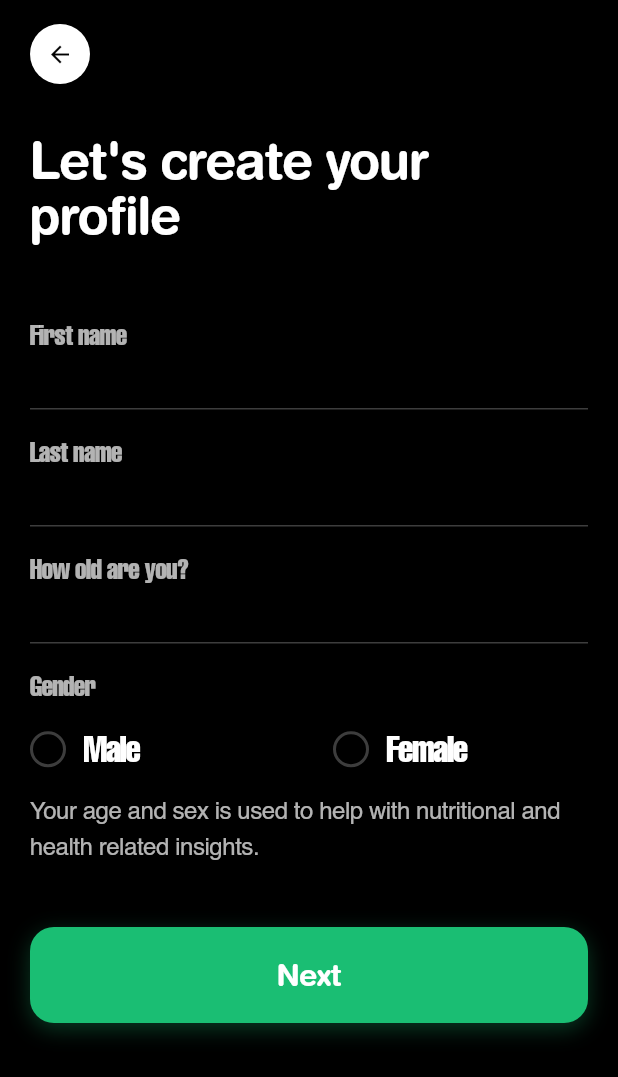
After one commit to zxcfer/smart-meal, a Flutter app: the ProfileSetupPage screen opened by its route, on a phone screen of 412 x 824 dp. The commit adds this screen. Shown: the top 1077 px of the screen. Run offline on Flutter 3.47's test engine with Material 3 defaults, Android fonts, the light colour scheme and no system bars; our stand-ins replace auto_route, dio, equatable, flutter_bloc, flutter_svg, get_it and 2 more.

Commit message:
feat: profile setup page added

```diff
--- a/lib/core/router/app_router.dart
+++ b/lib/core/router/app_router.dart
@@ -3,6 +3,7 @@ import 'package:flutter/material.dart';
 import 'package:smart_meal/features/auth/presentation/pages/login_page.dart';
 import 'package:smart_meal/features/auth/presentation/pages/onboarding_page.dart';
 import 'package:smart_meal/features/auth/presentation/pages/profile_setup_complete_page.dart';
+import 'package:smart_meal/features/auth/presentation/pages/profile_setup_page.dart';
 import 'package:smart_meal/features/home/presentation/pages/home_page.dart';
 import 'package:smart_meal/features/profile/presentation/pages/profile_page.dart';
 
@@ -38,6 +39,11 @@ class AppRouter extends _$AppRouter {
           transitionsBuilder: TransitionsBuilders.slideRight,
           durationInMilliseconds: 400,
         ),
+        CustomRoute(
+          page: ProfileSetupRoute.page,
+          transitionsBuilder: TransitionsBuilders.slideRight,
+          durationInMilliseconds: 400,
+        ),
       ];
 
   @override
--- a/lib/features/auth/presentation/pages/profile_setup_complete_page.dart
+++ b/lib/features/auth/presentation/pages/profile_setup_complete_page.dart
@@ -1,5 +1,6 @@
 import 'package:auto_route/auto_route.dart';
 import 'package:flutter/material.dart';
+import 'package:smart_meal/core/router/app_router.dart';
 import 'package:smart_meal/core/theme/app_colors.dart';
 
 @RoutePage()
@@ -161,7 +162,9 @@ class ProfileSetupCompletePage extends StatelessWidget {
                       ],
                     ),
                     child: TextButton(
-                      onPressed: () {},
+                      onPressed: () {
+                        context.router.push(const ProfileSetupRoute());
+                      },
                       style: TextButton.styleFrom(
                         foregroundColor: Colors.white,
                         shape: RoundedRectangleBorder(
--- /dev/null
+++ b/lib/features/auth/presentation/pages/profile_setup_page.dart
@@ -0,0 +1,337 @@
+import 'package:auto_route/auto_route.dart';
+import 'package:flutter/material.dart';
+import 'package:smart_meal/core/theme/app_colors.dart';
+
+@RoutePage()
+class ProfileSetupPage extends StatefulWidget {
+  const ProfileSetupPage({super.key});
+
+  @override
+  State<ProfileSetupPage> createState() => _ProfileSetupPageState();
+}
+
+class _ProfileSetupPageState extends State<ProfileSetupPage> {
+  final _firstNameController = TextEditingController();
+  final _lastNameController = TextEditingController();
+  final _ageController = TextEditingController();
+  String? _selectedGender;
+
+  static const _textStyles = _TextStyles();
+
+  @override
+  void dispose() {
+    _firstNameController.dispose();
+    _lastNameController.dispose();
+    _ageController.dispose();
+    super.dispose();
+  }
+
+  @override
+  Widget build(BuildContext context) {
+    return Scaffold(
+      backgroundColor: Colors.black,
+      body: SafeArea(
+        child: SingleChildScrollView(
+          child: Padding(
+            padding: const EdgeInsets.symmetric(horizontal: 20.0),
+            child: Column(
+              crossAxisAlignment: CrossAxisAlignment.start,
+              children: [
+                const _BackButton(),
+                const SizedBox(height: 32),
+                Text(
+                  "Let's create your profile",
+                  style: _textStyles.headline,
+                ),
+                const SizedBox(height: 48),
+                _FormField(
+                  label: 'First name',
+                  controller: _firstNameController,
+                ),
+                const SizedBox(height: 15),
+                _FormField(
+                  label: 'Last name',
+                  controller: _lastNameController,
+                ),
+                const SizedBox(height: 15),
+                _FormField(
+                  label: 'How old are you?',
+                  controller: _ageController,
+                  keyboardType: TextInputType.number,
+                ),
+                const SizedBox(height: 15),
+                Text('Gender', style: _textStyles.label),
+                const SizedBox(height: 15),
+                _GenderSelector(
+                  selectedGender: _selectedGender,
+                  onGenderChanged: (gender) =>
+                      setState(() => _selectedGender = gender),
+                ),
+                const SizedBox(height: 16),
+                Text(
+                  'Your age and sex is used to help with nutritional and health related insights.',
+                  style: _textStyles.helper,
+                ),
+                const SizedBox(height: 40),
+                _NextButton(onPressed: _handleNext),
+                const SizedBox(height: 16),
+              ],
+            ),
+          ),
+        ),
+      ),
+    );
+  }
+
+  void _handleNext() {
+    // TODO: Implement next action
+  }
+}
+
+class _TextStyles {
+  const _TextStyles();
+
+  final headline = const TextStyle(
+    color: Colors.white,
+    fontSize: 34,
+    fontWeight: FontWeight.w600,
+    height: 1.1,
+    letterSpacing: -1,
+  );
+
+  final label = const TextStyle(
+    color: Colors.white70,
+    fontSize: 18,
+    fontWeight: FontWeight.w500,
+    letterSpacing: -0.5,
+  );
+
+  final input = const TextStyle(
+    color: Colors.white,
+    fontSize: 24,
+    fontWeight: FontWeight.w500,
+    height: 1.2,
+    letterSpacing: -1,
+  );
+
+  final helper = const TextStyle(
+    color: Colors.white70,
+    fontSize: 16,
+    height: 1.5,
+    letterSpacing: -0.3,
+  );
+
+  final button = const TextStyle(
+    color: Colors.white,
+    fontSize: 20,
+    fontWeight: FontWeight.w600,
+    letterSpacing: -0.5,
+  );
+}
+
+class _Spacing {
+  const _Spacing();
+
+  final radioSize = 24.0;
+  final radioInnerSize = 14.0;
+  final buttonHeight = 64.0;
+  final borderRadius = 16.0;
+}
+
+class _BackButton extends StatelessWidget {
+  const _BackButton();
+
+  @override
+  Widget build(BuildContext context) {
+    return Padding(
+      padding: const EdgeInsets.only(top: 16),
+      child: Align(
+        alignment: Alignment.centerLeft,
+        child: Container(
+          width: 40,
+          height: 40,
+          decoration: BoxDecoration(
+            color: Colors.white,
+            shape: BoxShape.circle,
+            boxShadow: [
+              BoxShadow(
+                color: Colors.black.withOpacity(0.1),
+                blurRadius: 8,
+                offset: const Offset(0, 2),
+              ),
+            ],
+          ),
+          child: IconButton(
+            icon: const Icon(Icons.arrow_back, color: Colors.black, size: 18),
+            onPressed: () => context.router.pop(),
+          ),
+        ),
+      ),
+    );
+  }
+}
+
+class _FormField extends StatelessWidget {
+  const _FormField({
+    required this.label,
+    required this.controller,
+    this.keyboardType,
+  });
+
+  final String label;
+  final TextEditingController controller;
+  final TextInputType? keyboardType;
+
+  @override
+  Widget build(BuildContext context) {
+    return Column(
+      crossAxisAlignment: CrossAxisAlignment.start,
+      children: [
+        Text(label, style: _TextStyles().label),
+        TextField(
+          controller: controller,
+          keyboardType: keyboardType,
+          style: _TextStyles().input,
+          decoration: const InputDecoration(
+            isDense: true,
+            contentPadding: EdgeInsets.only(bottom: 8),
+            border: UnderlineInputBorder(
+              borderSide: BorderSide(color: Colors.white24),
+            ),
+            enabledBorder: UnderlineInputBorder(
+              borderSide: BorderSide(color: Colors.white24),
+            ),
+            focusedBorder: UnderlineInputBorder(
+              borderSide: BorderSide(color: Colors.white24),
+            ),
+            fillColor: Colors.transparent,
+            filled: true,
+          ),
+          cursorColor: Colors.white,
+          cursorWidth: 1,
+        ),
+      ],
+    );
+  }
+}
+
+class _GenderSelector extends StatelessWidget {
+  const _GenderSelector({
+    required this.selectedGender,
+    required this.onGenderChanged,
+  });
+
+  final String? selectedGender;
+  final ValueChanged<String> onGenderChanged;
+
+  @override
+  Widget build(BuildContext context) {
+    return Row(
+      children: [
+        Expanded(
+          child: _RadioOption(
+            label: 'Male',
+            isSelected: selectedGender == 'Male',
+            onTap: () => onGenderChanged('Male'),
+          ),
+        ),
+        const SizedBox(width: 32),
+        Expanded(
+          child: _RadioOption(
+            label: 'Female',
+            isSelected: selectedGender == 'Female',
+            onTap: () => onGenderChanged('Female'),
+          ),
+        ),
+      ],
+    );
+  }
+}
+
+class _RadioOption extends StatelessWidget {
+  const _RadioOption({
+    required this.label,
+    required this.isSelected,
+    required this.onTap,
+  });
+
+  final String label;
+  final bool isSelected;
+  final VoidCallback onTap;
+
+  @override
+  Widget build(BuildContext context) {
+    const spacing = _Spacing();
+
+    return GestureDetector(
+      onTap: onTap,
+      child: Row(
+        children: [
+          Container(
+            width: spacing.radioSize,
+            height: spacing.radioSize,
+            decoration: BoxDecoration(
+              shape: BoxShape.circle,
+              border: Border.all(
+                color: isSelected ? Colors.white : Colors.white24,
+                width: 2,
+              ),
+            ),
+            child: isSelected
+                ? Center(
+                    child: Container(
+                      width: spacing.radioInnerSize,
+                      height: spacing.radioInnerSize,
+                      decoration: const BoxDecoration(
+                        shape: BoxShape.circle,
+                        color: Colors.white,
+                      ),
+                    ),
+                  )
+                : null,
+          ),
+          const SizedBox(width: 12),
+          Text(label, style: _TextStyles().input),
+        ],
+      ),
+    );
+  }
+}
+
+class _NextButton extends StatelessWidget {
+  const _NextButton({required this.onPressed});
+
+  final VoidCallback onPressed;
+
+  @override
+  Widget build(BuildContext context) {
+    const spacing = _Spacing();
+    final textStyles = _TextStyles();
+
+    return Container(
+      width: double.infinity,
+      height: spacing.buttonHeight,
+      decoration: BoxDecoration(
+        color: AppColors.primary,
+        borderRadius: BorderRadius.circular(spacing.borderRadius),
+        boxShadow: [
+          BoxShadow(
+            color: AppColors.primary.withOpacity(0.3),
+            blurRadius: 12,
+            offset: const Offset(0, 4),
+          ),
+        ],
+      ),
+      child: TextButton(
+        onPressed: onPressed,
+        style: TextButton.styleFrom(
+          foregroundColor: Colors.white,
+          shape: RoundedRectangleBorder(
+            borderRadius: BorderRadius.circular(spacing.borderRadius),
+          ),
+        ),
+        child: Text('Next', style: textStyles.button),
+      ),
+    );
+  }
+}
```
Also changed, not shown: lib/core/router/app_router.gr.dart.
